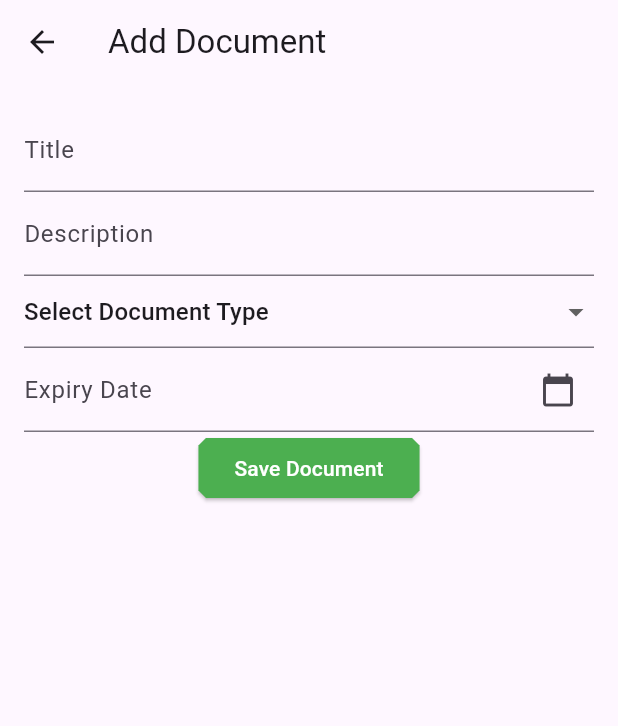
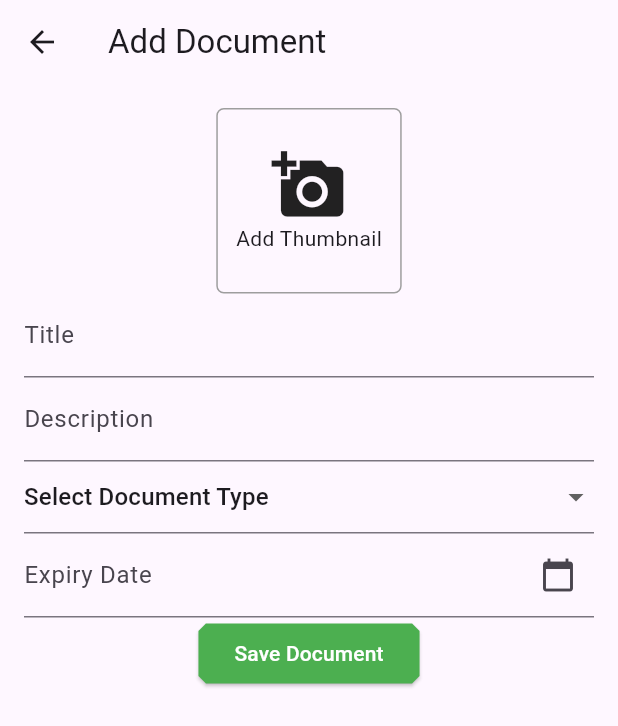
Before and after one commit to MohamedRifay5/Nectar, a Flutter app: the AddScreen screen opened by its route, on a phone screen of 412 x 824 dp. Shown: the top 726 px of the screen. Run offline on Flutter 3.47's test engine with Material 3 defaults, Android fonts, the phone set to English and light mode, and no system bars; our stand-ins replace audioplayers, file_picker, get, get_storage, image_picker, open_file and 2 more; missing offline and left inert: flutter_pdfview, flutter_sound; accounts and stored records are empty.

Commit message:
Add files via upload

```diff
--- a/lib/controller/document_controller.dart
+++ b/lib/controller/document_controller.dart
@@ -36,9 +36,9 @@ class DocumentController extends GetxController {
     return documents.length > index ? documents[index] : null;
   }
 
-  void _saveDocuments() {
+  Future<void> _saveDocuments() async {
     final jsonList = documents.map((doc) => Document.docToJson(doc)).toList();
-    _storage.write(_storageKey, jsonList);
+    await _storage.write(_storageKey, jsonList);
   }
 
   void _loadDocuments() {
--- a/lib/model/document.dart
+++ b/lib/model/document.dart
@@ -4,8 +4,9 @@ class Document {
   final String title;
   final String description;
   final XFile? file;
-  final DateTime? expiryDate;
+  final String? expiryDate;
   final String? documentType;
+  final XFile? thumbnailUrl;
 
   Document({
     required this.title,
@@ -13,6 +14,7 @@ class Document {
     this.file,
     this.expiryDate,
     this.documentType,
+    this.thumbnailUrl,
   });
 
   static Map<String, dynamic> docToJson(Document doc) {
@@ -20,8 +22,9 @@ class Document {
       'title': doc.title,
       'description': doc.description,
       'file': doc.file?.path,
-      'expiryDate': doc.expiryDate?.toIso8601String(),
+      'expiryDate': doc.expiryDate,
       'documentType': doc.documentType,
+      'thumbnailUrl': doc.thumbnailUrl?.path
     };
   }
 
@@ -30,10 +33,10 @@ class Document {
       title: json['title'],
       description: json['description'],
       file: json['file'] != null ? XFile(json['file']) : null,
-      expiryDate: json['expiryDate'] != null
-          ? DateTime.parse(json['expiryDate'])
-          : null,
+      expiryDate: json['expiryDate'] == '' ? json['expiryDate'] : '',
       documentType: json['documentType'],
+      thumbnailUrl:
+          json['thumbnailUrl'] != null ? XFile(json['thumbnailUrl']) : null,
     );
   }
 }
--- a/lib/screen/add_screen.dart
+++ b/lib/screen/add_screen.dart
@@ -1,5 +1,8 @@
+import 'dart:io';
+
 import 'package:flutter/material.dart';
 import 'package:get/get.dart';
+import 'package:intl/intl.dart';
 import 'package:nectar/controller/document_form_controller.dart';
 
 class AddScreen extends StatelessWidget {
@@ -20,6 +23,37 @@ class AddScreen extends StatelessWidget {
           key: formController.formKey,
           child: Column(
             children: [
+              InkWell(
+                onTap: () => formController.pickThumbnail(),
+                child: Container(
+                  alignment: Alignment.topCenter,
+                  width: Get.width * 0.3,
+                  height: Get.width * 0.3,
+                  decoration: BoxDecoration(
+                    borderRadius: BorderRadius.circular(5.0),
+                    border: Border.all(
+                      color: Colors.grey,
+                    ),
+                  ),
+                  child: Obx(() {
+                    if (formController.thumbnailUrl.value == null) {
+                      return const Column(
+                          mainAxisAlignment: MainAxisAlignment.center,
+                          children: [
+                            Icon(
+                              Icons.add_a_photo,
+                              size: 50.0,
+                            ),
+                            Text('Add Thumbnail'),
+                          ]);
+                    }
+                    return Image.file(
+                      fit: BoxFit.cover,
+                      File(formController.thumbnailUrl.value!.path),
+                    );
+                  }),
+                ),
+              ),
               TextFormField(
                 controller: formController.titleController,
                 validator: (value) {
@@ -97,8 +131,10 @@ class AddScreen extends StatelessWidget {
                     firstDate: DateTime(2000),
                     lastDate: DateTime(2101),
                   );
+
                   if (selectedDate != null) {
-                    formController.selectExpiryDate(selectedDate);
+                    formController.expiryDateController.text =
+                        DateFormat('yyyy-MM-dd').format(selectedDate);
                   }
                 },
               ),
```
Also changed, not shown: lib/controller/document_form_controller.dart (+10 -6 lines), lib/screen/home_screen.dart (+24 -6 lines), lib/screen/widget/video_file_player.dart (+43 -35 lines).
